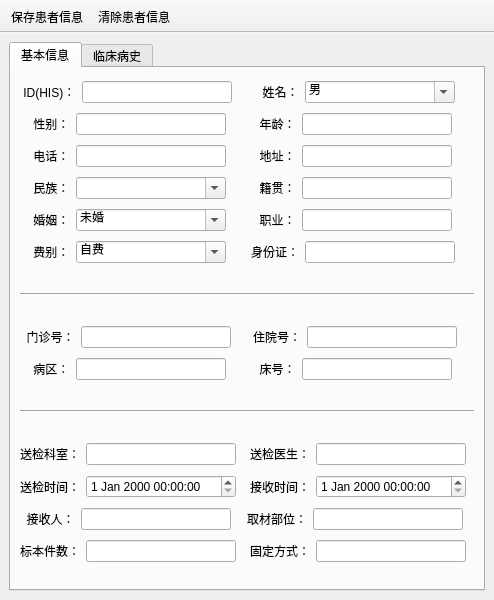
Qt form tabregister/patientinfo.ui (YYC572652645/PatholoSystem) before a commit.
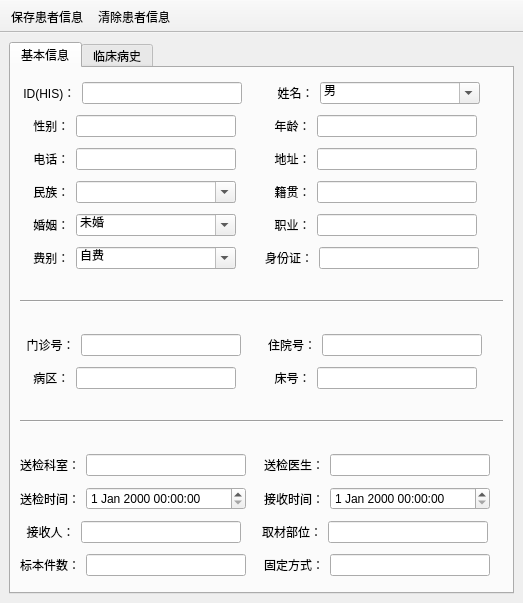
The same form after that commit. The open tabs and pages were chosen to show the change. Icons and pictures are not drawn.

Diff of the .ui file:
```diff
--- a/tabregister/patientinfo.ui
+++ b/tabregister/patientinfo.ui
@@ -6,8 +6,8 @@
    <rect>
     <x>0</x>
     <y>0</y>
-    <width>494</width>
-    <height>600</height>
+    <width>523</width>
+    <height>603</height>
    </rect>
   </property>
   <property name="windowTitle">
@@ -46,13 +46,13 @@
              <widget class="QLineEdit" name="lineEditID">
               <property name="minimumSize">
                <size>
-                <width>150</width>
+                <width>160</width>
                 <height>0</height>
                </size>
               </property>
               <property name="maximumSize">
                <size>
-                <width>150</width>
+                <width>160</width>
                 <height>16777215</height>
                </size>
               </property>
@@ -82,13 +82,13 @@
              <widget class="QComboBox" name="comboBoxSex">
               <property name="minimumSize">
                <size>
-                <width>150</width>
+                <width>160</width>
                 <height>0</height>
                </size>
               </property>
               <property name="maximumSize">
                <size>
-                <width>150</width>
+                <width>160</width>
                 <height>16777215</height>
                </size>
               </property>
@@ -135,13 +135,13 @@
              <widget class="QLineEdit" name="lineEditSex">
               <property name="minimumSize">
                <size>
-                <width>150</width>
+                <width>160</width>
                 <height>0</height>
                </size>
               </property>
               <property name="maximumSize">
                <size>
-                <width>150</width>
+                <width>160</width>
                 <height>16777215</height>
                </size>
               </property>
@@ -171,13 +171,13 @@
              <widget class="QLineEdit" name="lineEditAge">
               <property name="minimumSize">
                <size>
-                <width>150</width>
+                <width>160</width>
                 <height>0</height>
                </size>
               </property>
               <property name="maximumSize">
                <size>
-                <width>150</width>
+                <width>160</width>
                 <height>16777215</height>
                </size>
               </property>
@@ -211,13 +211,13 @@
              <widget class="QLineEdit" name="lineEditPhone">
               <property name="minimumSize">
                <size>
-                <width>150</width>
+                <width>160</width>
                 <height>0</height>
                </size>
               </property>
               <property name="maximumSize">
                <size>
-                <width>150</width>
+                <width>160</width>
                 <height>16777215</height>
                </size>
               </property>
@@ -247,13 +247,13 @@
              <widget class="QLineEdit" name="lineEditAddress">
               <property name="minimumSize">
                <size>
-                <width>150</width>
+                <width>160</width>
                 <height>0</height>
                </size>
               </property>
               <property name="maximumSize">
                <size>
-                <width>150</width>
+                <width>160</width>
                 <height>16777215</height>
                </size>
               </property>
@@ -287,13 +287,13 @@
              <widget class="QComboBox" name="comboBoxNation">
               <property name="minimumSize">
                <size>
-                <width>150</width>
+                <width>160</width>
                 <height>0</height>
                </size>
               </property>
               <property name="maximumSize">
                <size>
-                <width>150</width>
+                <width>160</width>
                 <height>16777215</height>
                </size>
               </property>
@@ -326,13 +326,13 @@
              <widget class="QLineEdit" name="lineEditNative">
               <property name="minimumSize">
                <size>
-                <width>150</width>
+                <width>160</width>
                 <height>0</height>
                </size>
               </property>
               <property name="maximumSize">
                <size>
-                <width>150</width>
+                <width>160</width>
                 <height>16777215</height>
                </size>
               </property>
@@ -366,13 +366,13 @@
              <widget class="QComboBox" name="comboBoxMarry">
               <property name="minimumSize">
                <size>
-                <width>150</width>
+                <width>160</width>
                 <height>0</height>
                </size>
               </property>
               <property name="maximumSize">
                <size>
-                <width>150</width>
+                <width>160</width>
                 <height>16777215</height>
                </size>
               </property>
@@ -420,13 +420,13 @@
              <widget class="QLineEdit" name="lineEditWork">
               <property name="minimumSize">
                <size>
-                <width>150</width>
+                <width>160</width>
                 <height>0</height>
                </size>
               </property>
               <property name="maximumSize">
                <size>
-                <width>150</width>
+                <width>160</width>
                 <height>16777215</height>
                </size>
               </property>
@@ -460,13 +460,13 @@
              <widget class="QComboBox" name="comboBoxMoneyType">
               <property name="minimumSize">
                <size>
-                <width>150</width>
+                <width>160</width>
                 <height>0</height>
                </size>
               </property>
               <property name="maximumSize">
                <size>
-                <width>150</width>
+                <width>160</width>
                 <height>16777215</height>
                </size>
               </property>
@@ -509,13 +509,13 @@
              <widget class="QLineEdit" name="lineEditIDCard">
               <property name="minimumSize">
                <size>
-                <width>150</width>
+                <width>160</width>
                 <height>0</height>
                </size>
               </property>
               <property name="maximumSize">
                <size>
-                <width>150</width>
+                <width>160</width>
                 <height>16777215</height>
                </size>
               </property>
@@ -591,13 +591,13 @@
              <widget class="QLineEdit" name="lineEditMenZhen">
               <property name="minimumSize">
                <size>
-                <width>150</width>
+                <width>160</width>
                 <height>0</height>
                </size>
               </property>
               <property name="maximumSize">
                <size>
-                <width>150</width>
+                <width>160</width>
                 <height>16777215</height>
                </size>
               </property>
@@ -627,13 +627,13 @@
              <widget class="QLineEdit" name="lineEditZhuYuan">
               <property name="minimumSize">
                <size>
-                <width>150</width>
+                <width>160</width>
                 <height>0</height>
                </size>
               </property>
               <property name="maximumSize">
                <size>
-                <width>150</width>
+                <width>160</width>
                 <height>16777215</height>
                </size>
               </property>
@@ -667,13 +667,13 @@
              <widget class="QLineEdit" name="lineEditBingQu">
               <property name="minimumSize">
                <size>
-                <width>150</width>
+                <width>160</width>
                 <height>0</height>
                </size>
               </property>
               <property name="maximumSize">
                <size>
-                <width>150</width>
+                <width>160</width>
                 <height>16777215</height>
                </size>
               </property>
@@ -703,13 +703,13 @@
              <widget class="QLineEdit" name="lineEditBedNumber">
               <property name="minimumSize">
                <size>
-                <width>150</width>
+                <width>160</width>
                 <height>0</height>
                </size>
               </property>
               <property name="maximumSize">
                <size>
-                <width>150</width>
+                <width>160</width>
                 <height>16777215</height>
                </size>
               </property>
@@ -776,13 +776,13 @@
              <widget class="QLineEdit" name="lineEditJianKe">
               <property name="minimumSize">
                <size>
-                <width>150</width>
+                <width>160</width>
                 <height>0</height>
                </size>
               </property>
               <property name="maximumSize">
                <size>
-                <width>150</width>
+                <width>160</width>
                 <height>16777215</height>
                </size>
               </property>
@@ -812,13 +812,13 @@
              <widget class="QLineEdit" name="lineEditJianDoctor">
               <property name="minimumSize">
                <size>
-                <width>150</width>
+                <width>160</width>
                 <height>0</height>
                </size>
               </property>
               <property name="maximumSize">
                <size>
-                <width>150</width>
+                <width>160</width>
                 <height>16777215</height>
                </size>
               </property>
@@ -852,13 +852,13 @@
              <widget class="QDateTimeEdit" name="dateTimeEditSongJian">
               <property name="minimumSize">
                <size>
-                <width>150</width>
+                <width>160</width>
                 <height>0</height>
                </size>
               </property>
               <property name="maximumSize">
                <size>
-                <width>150</width>
+                <width>160</width>
                 <height>16777215</height>
                </size>
               </property>
@@ -888,13 +888,13 @@
              <widget class="QDateTimeEdit" name="dateTimeEditJieShou">
               <property name="minimumSize">
                <size>
-                <width>150</width>
+                <width>160</width>
                 <height>0</height>
                </size>
               </property>
               <property name="maximumSize">
                <size>
-                <width>150</width>
+                <width>160</width>
                 <height>16777215</height>
                </size>
               </property>
@@ -928,13 +928,13 @@
              <widget class="QLineEdit" name="lineEditJieShouPeople">
               <property name="minimumSize">
                <size>
-                <width>150</width>
+                <width>160</width>
                 <height>0</height>
                </size>
               </property>
               <property name="maximumSize">
                <size>
-                <width>150</width>
+                <width>160</width>
                 <height>16777215</height>
                </size>
               </property>
@@ -964,13 +964,13 @@
              <widget class="QLineEdit" name="lineEditQuCaiBuWei">
               <property name="minimumSize">
                <size>
-                <width>150</width>
+                <width>160</width>
                 <height>0</height>
                </size>
               </property>
               <property name="maximumSize">
                <size>
-                <width>150</width>
+                <width>160</width>
                 <height>16777215</height>
                </size>
               </property>
@@ -1004,13 +1004,13 @@
              <widget class="QLineEdit" name="lineEditBiaoBenNumber">
               <property name="minimumSize">
                <size>
-                <width>150</width>
+                <width>160</width>
                 <height>0</height>
                </size>
               </property>
               <property name="maximumSize">
                <size>
-                <width>150</width>
+                <width>160</width>
                 <height>16777215</height>
                </size>
               </property>
@@ -1040,13 +1040,13 @@
              <widget class="QLineEdit" name="lineEditGuDing">
               <property name="minimumSize">
                <size>
-                <width>150</width>
+                <width>160</width>
                 <height>0</height>
                </size>
               </property>
               <property name="maximumSize">
                <size>
-                <width>150</width>
+                <width>160</width>
                 <height>16777215</height>
                </size>
               </property>
```
Left out of the diff: 2 changed lines with no effect on the pictures.
